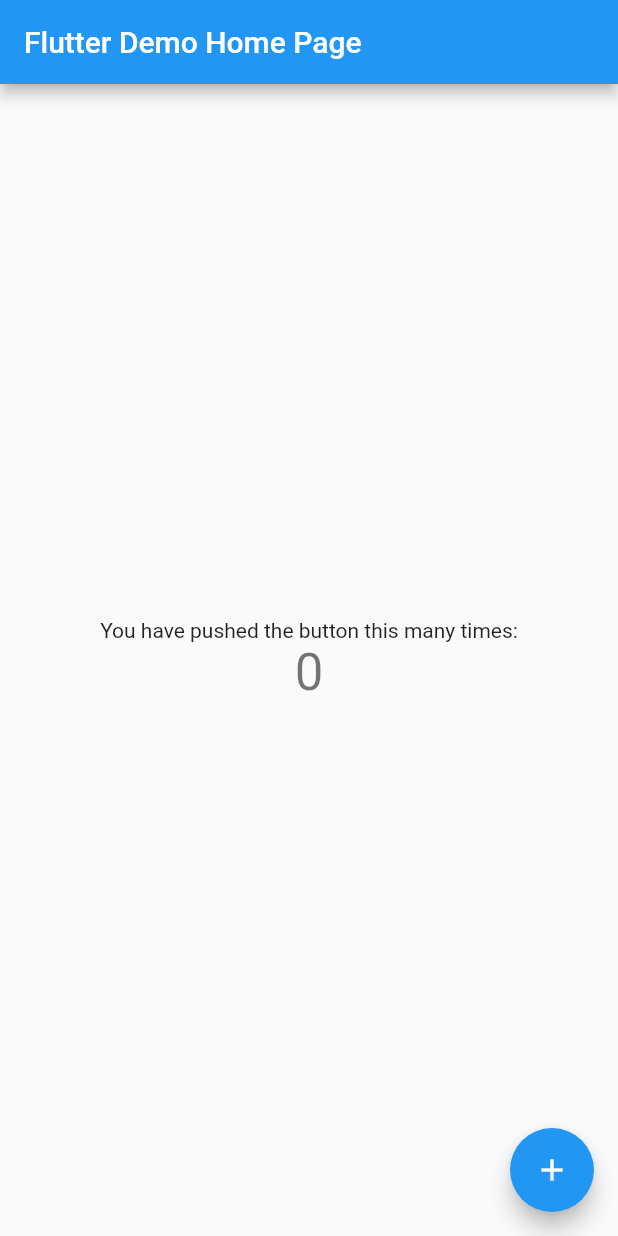
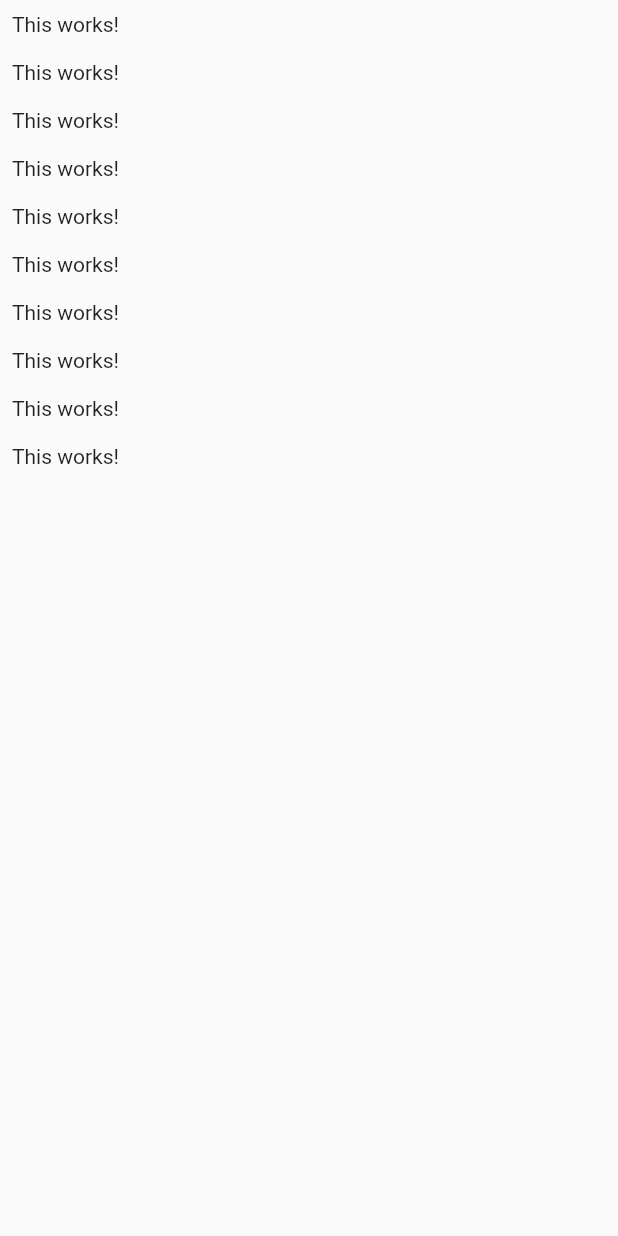
Before and after one commit to nicoproto/chat_flutter_app, a Flutter app: the screen it shows after launch, on a phone screen of 412 x 824 dp. Run offline on Flutter 3.47's test engine with Material 2 defaults, Android fonts, the light colour scheme and no system bars.

Commit message:
Folder structure and chat_screen setup

```diff
--- a/lib/main.dart
+++ b/lib/main.dart
@@ -1,4 +1,6 @@
 import 'package:flutter/material.dart';
+
+import '../screens/chat_screen.dart';
 
 void main() => runApp(MyApp());
 
@@ -7,105 +9,11 @@
   @override
   Widget build(BuildContext context) {
     return MaterialApp(
-      title: 'Flutter Demo',
+      title: 'Flutter Chat',
       theme: ThemeData(
-        // This is the theme of your application.
-        //
-        // Try running your application with "flutter run". You'll see the
-        // application has a blue toolbar. Then, without quitting the app, try
-        // changing the primarySwatch below to Colors.green and then invoke
-        // "hot reload" (press "r" in the console where you ran "flutter run",
-        // or simply save your changes to "hot reload" in a Flutter IDE).
-        // Notice that the counter didn't reset back to zero; the application
-        // is not restarted.
         primarySwatch: Colors.blue,
       ),
-      home: MyHomePage(title: 'Flutter Demo Home Page'),
+      home: ChatScreen(),
     );
   }
 }
-
-class MyHomePage extends StatefulWidget {
-  MyHomePage({Key key, this.title}) : super(key: key);
-
-  // This widget is the home page of your application. It is stateful, meaning
-  // that it has a State object (defined below) that contains fields that affect
-  // how it looks.
-
-  // This class is the configuration for the state. It holds the values (in this
-  // case the title) provided by the parent (in this case the App widget) and
-  // used by the build method of the State. Fields in a Widget subclass are
-  // always marked "final".
-
-  final String title;
-
-  @override
-  _MyHomePageState createState() => _MyHomePageState();
-}
-
-class _MyHomePageState extends State<MyHomePage> {
-  int _counter = 0;
-
-  void _incrementCounter() {
-    setState(() {
-      // This call to setState tells the Flutter framework that something has
-      // changed in this State, which causes it to rerun the build method below
-      // so that the display can reflect the updated values. If we changed
-      // _counter without calling setState(), then the build method would not be
-      // called again, and so nothing would appear to happen.
-      _counter++;
-    });
-  }
-
-  @override
-  Widget build(BuildContext context) {
-    // This method is rerun every time setState is called, for instance as done
-    // by the _incrementCounter method above.
-    //
-    // The Flutter framework has been optimized to make rerunning build methods
-    // fast, so that you can just rebuild anything that needs updating rather
-    // than having to individually change instances of widgets.
-    return Scaffold(
-      appBar: AppBar(
-        // Here we take the value from the MyHomePage object that was created by
-        // the App.build method, and use it to set our appbar title.
-        title: Text(widget.title),
-      ),
-      body: Center(
-        // Center is a layout widget. It takes a single child and positions it
-        // in the middle of the parent.
-        child: Column(
-          // Column is also a layout widget. It takes a list of children and
-          // arranges them vertically. By default, it sizes itself to fit its
-          // children horizontally, and tries to be as tall as its parent.
-          //
-          // Invoke "debug painting" (press "p" in the console, choose the
-          // "Toggle Debug Paint" action from the Flutter Inspector in Android
-          // Studio, or the "Toggle Debug Paint" command in Visual Studio Code)
-          // to see the wireframe for each widget.
-          //
-          // Column has various properties to control how it sizes itself and
-          // how it positions its children. Here we use mainAxisAlignment to
-          // center the children vertically; the main axis here is the vertical
-          // axis because Columns are vertical (the cross axis would be
-          // horizontal).
-          mainAxisAlignment: MainAxisAlignment.center,
-          children: <Widget>[
-            Text(
-              'You have pushed the button this many times:',
-            ),
-            Text(
-              '$_counter',
-              style: Theme.of(context).textTheme.display1,
-            ),
-          ],
-        ),
-      ),
-      floatingActionButton: FloatingActionButton(
-        onPressed: _incrementCounter,
-        tooltip: 'Increment',
-        child: Icon(Icons.add),
-      ), // This trailing comma makes auto-formatting nicer for build methods.
-    );
-  }
-}
--- /dev/null
+++ b/lib/screens/chat_screen.dart
@@ -0,0 +1,17 @@
+import 'package:flutter/material.dart';
+
+class ChatScreen extends StatelessWidget {
+  @override
+  Widget build(BuildContext context) {
+    return Scaffold(
+      body: ListView.builder(
+        itemCount: 10,
+        itemBuilder: (ctx, index) =>
+        Container(
+          padding: EdgeInsets.all(8),
+          child: Text('This works!'),
+        )
+      ),
+    );
+  }
+}
```
Also changed, not shown: lib/screens/auth_screen.dart (added).
